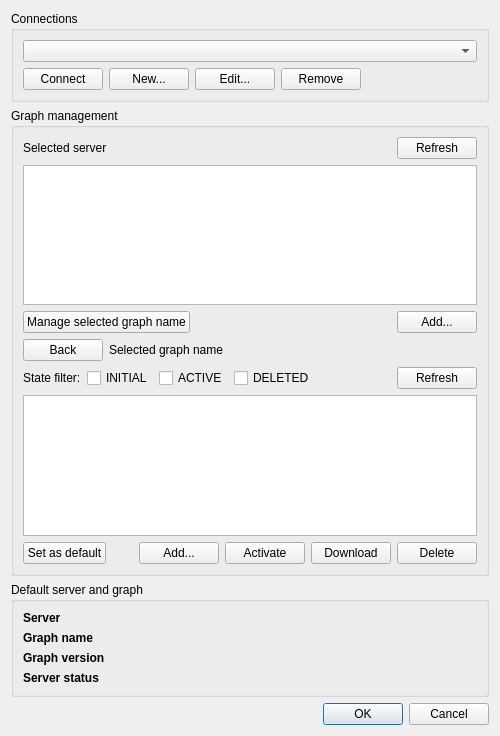
This is graphium/graph_management/graphium_qgis_graphmanager_dialog.ui in graphium-project/graphium-qgis-plugin as Qt 5 draws it before an edit. The edited form follows.
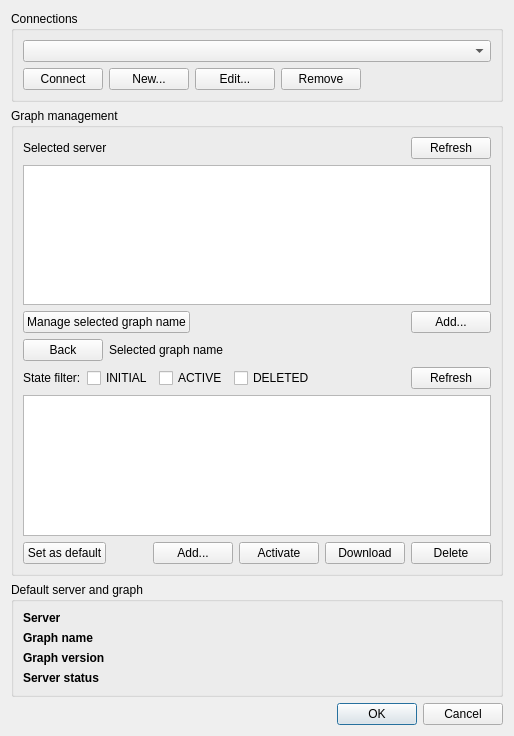
This is the edited form.

Commit message: Menu button with all add options (add/gip/osm) in manager

The edit to the form file:
```diff
--- a/graphium/graph_management/graphium_qgis_graphmanager_dialog.ui
+++ b/graphium/graph_management/graphium_qgis_graphmanager_dialog.ui
@@ -9,7 +9,7 @@
    <rect>
     <x>0</x>
     <y>0</y>
-    <width>500</width>
+    <width>514</width>
     <height>736</height>
    </rect>
   </property>
```
The commit also changes 1 other file.
